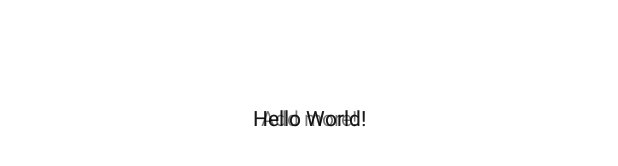
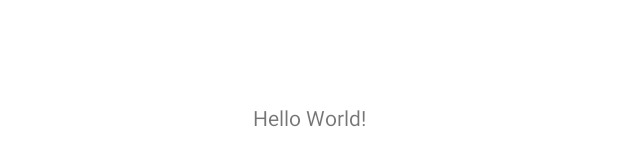
Before and after one commit to khachvip1509/demo_git2, an Android app: the layout activity_main_dangkitaikhoan.xml on its own in the app's theme, with its tools: preview values and no code run, on a phone screen of 412 x 824 dp. Shown: the part 501-667 px from the top of the screen. Run offline under Robolectric (Android 15) with nearby library versions, the phone set to English and light mode, and no system bars.

Commit message:
Delete some textview

```diff
--- a/app/src/main/res/layout/activity_main_dangkitaikhoan.xml
+++ b/app/src/main/res/layout/activity_main_dangkitaikhoan.xml
@@ -14,28 +14,4 @@
         app:layout_constraintEnd_toEndOf="parent"
         app:layout_constraintStart_toStartOf="parent"
         app:layout_constraintTop_toTopOf="parent" />
-    <TextView
-        android:layout_width="wrap_content"
-        android:layout_height="wrap_content"
-        android:text="Hello World!"
-        app:layout_constraintBottom_toBottomOf="parent"
-        app:layout_constraintEnd_toEndOf="parent"
-        app:layout_constraintStart_toStartOf="parent"
-        app:layout_constraintTop_toTopOf="parent" />
-     <TextView
-        android:layout_width="wrap_content"
-        android:layout_height="wrap_content"
-        android:text="Hello World!"
-        app:layout_constraintBottom_toBottomOf="parent"
-        app:layout_constraintEnd_toEndOf="parent"
-        app:layout_constraintStart_toStartOf="parent"
-        app:layout_constraintTop_toTopOf="parent" />
-    <TextView
-        android:layout_width="wrap_content"
-        android:layout_height="wrap_content"
-        android:text="Add more!"
-        app:layout_constraintBottom_toBottomOf="parent"
-        app:layout_constraintEnd_toEndOf="parent"
-        app:layout_constraintStart_toStartOf="parent"
-        app:layout_constraintTop_toTopOf="parent" />
 </androidx.constraintlayout.widget.ConstraintLayout>
```
